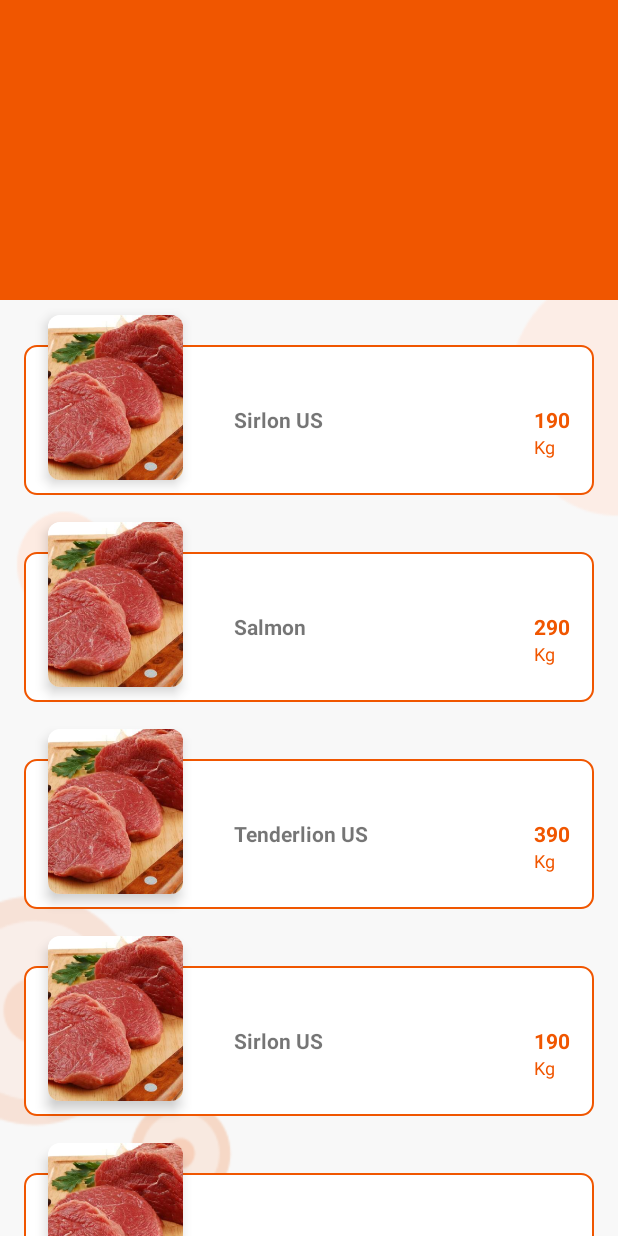
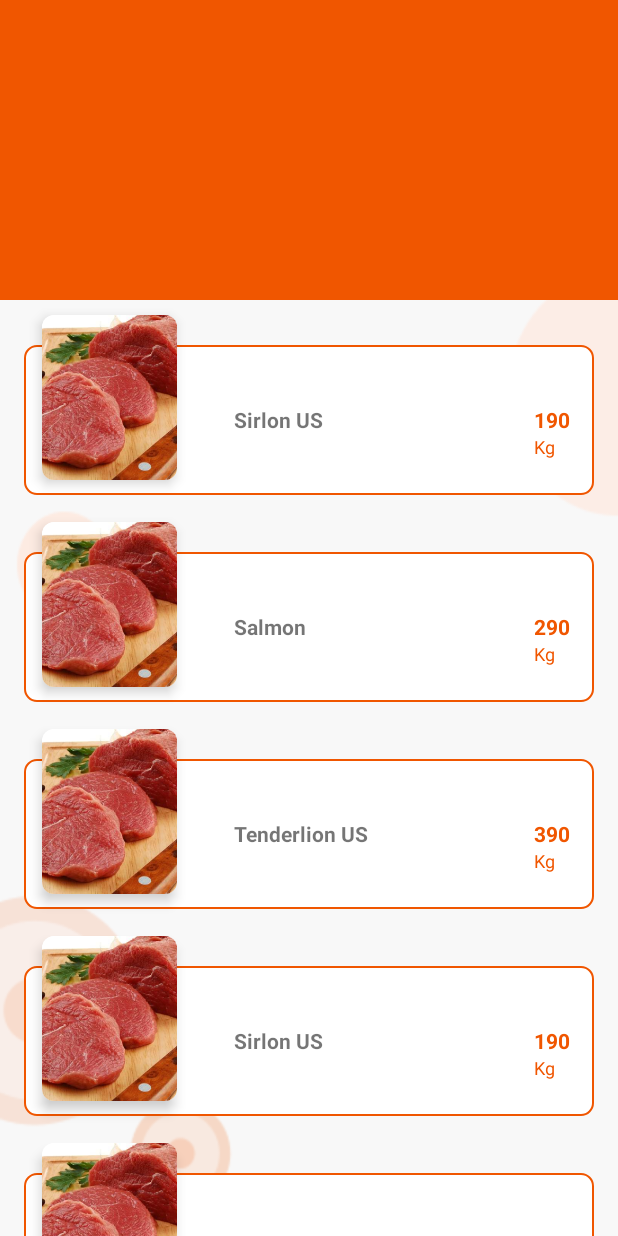
Before and after one commit to azwarbahar/NeedFood, an Android app: the ItemStokActivity screen opened directly, with no data from a screen before it, on a phone screen of 412 x 824 dp. Run offline under Robolectric (Android 15) with nearby library versions, the phone set to English and light mode, and no system bars; 2 statements that could not run were skipped.

```diff
--- a/app/src/main/res/layout/item_sisa_stok.xml
+++ b/app/src/main/res/layout/item_sisa_stok.xml
@@ -10,7 +10,7 @@
         app:cardElevation="5dp"
         android:layout_alignLeft="@id/rl_contener_item_stok"
         app:cardCornerRadius="8dp"
-        android:layout_marginLeft="16dp"
+        android:layout_marginLeft="12dp"
         android:layout_marginTop="10dp"
         android:layout_width="90dp"
         android:layout_height="110dp">
```
